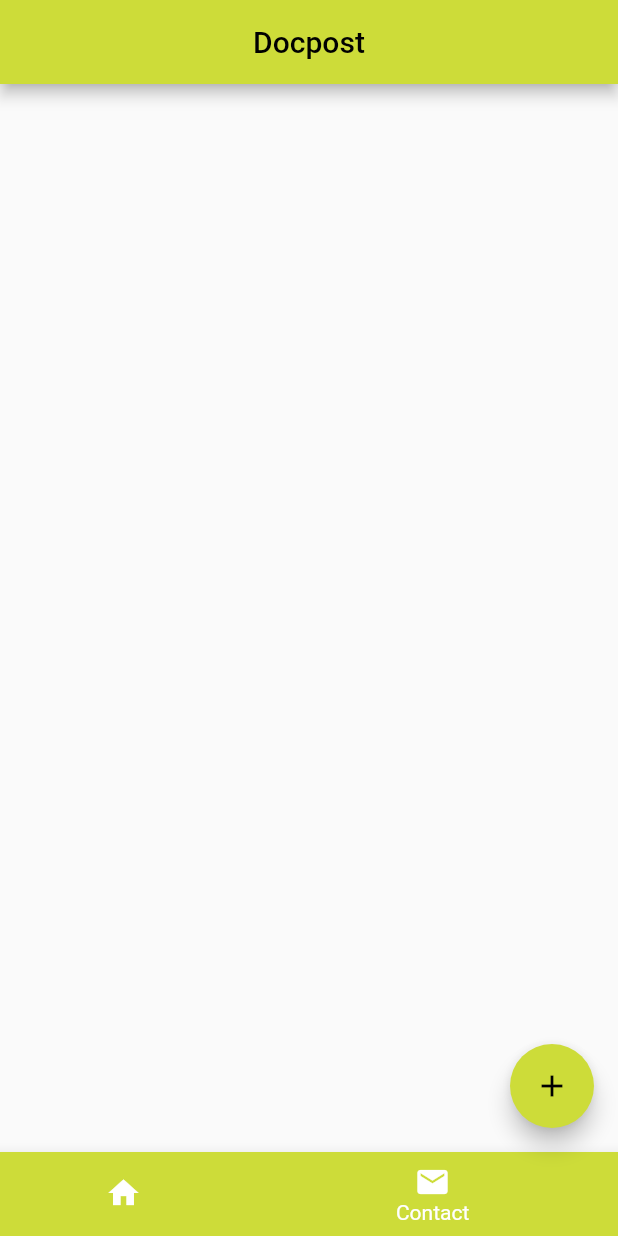
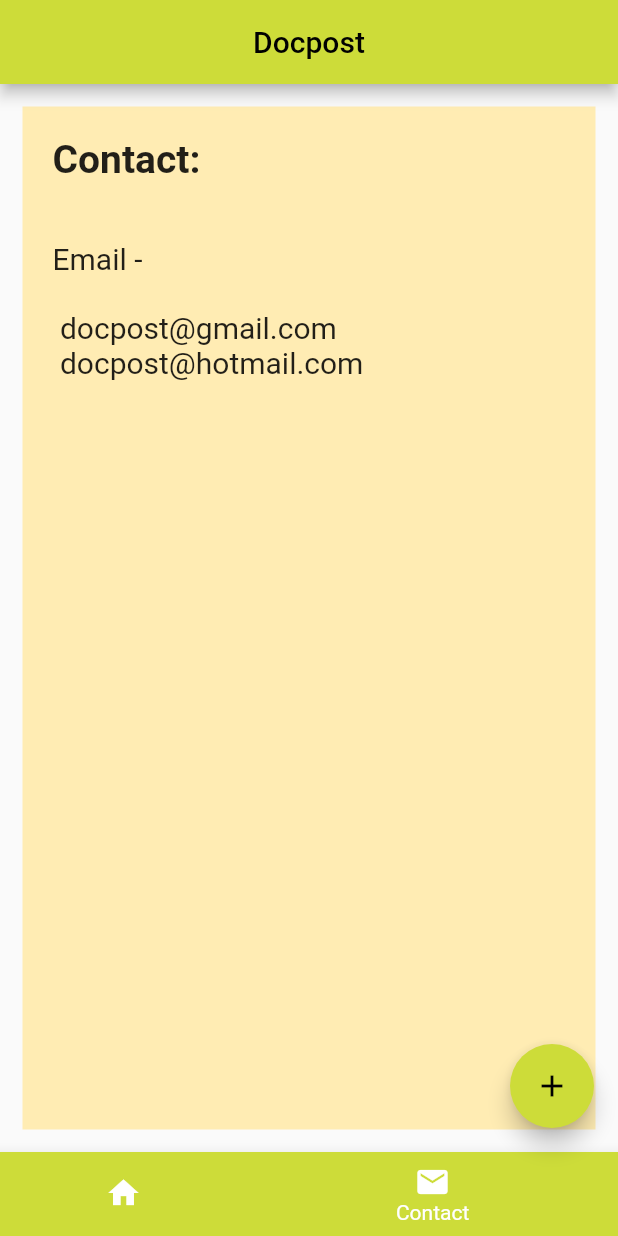
Before and after one commit to nichapap/docpost, a Flutter app: the screen it shows after launch, item 2 of the bottom bar chosen, on a phone screen of 412 x 824 dp. Run offline on Flutter 3.47's test engine with Material 2 defaults, Android fonts, the phone set to English and light mode, and no system bars.

Commit message:
Add contact page (#1)

```diff
--- /dev/null
+++ b/lib/contacts.dart
@@ -0,0 +1,42 @@
+import 'package:flutter/material.dart';
+
+class Contacts extends StatelessWidget {
+  const Contacts({Key? key}) : super(key: key);
+
+  @override
+  Widget build(BuildContext context) {
+    return MaterialApp(
+      home: Scaffold(
+        body: Padding(
+          padding: const EdgeInsets.all(15),
+          child: Container(
+            alignment: Alignment.topLeft,
+            color: Colors.amber.shade100,
+            // padding: EdgeInsets.all(20),
+            child: Column(
+              children: [
+                Container(
+                  alignment: Alignment.topLeft,
+                  padding: const EdgeInsets.all(20),
+                  child: const Text(
+                    'Contact:',
+                    style: TextStyle(fontSize: 26, fontWeight: FontWeight.bold),
+                  ),
+                ),
+                Container(
+                  alignment: Alignment.topLeft,
+                  padding: const EdgeInsets.all(20),
+                  child: const Text(
+                  'Email - \n\n docpost@gmail.com \n docpost@hotmail.com',
+                  style: TextStyle(fontSize: 20),
+                  ),
+
+                ),
+              ],
+            ),
+          ),
+        ),
+      ),
+    );
+  }
+}
--- a/lib/main.dart
+++ b/lib/main.dart
@@ -1,5 +1,6 @@
 import 'package:flutter/material.dart';
 import 'emptyScreen.dart';
+import 'contacts.dart';
 
 void main() {
   runApp(const MyApp());
@@ -33,7 +34,7 @@
   int _currentIndex = 0;
   final screens = [
     const EmptyScreen(title: 'EmptyScreen'),
-    const EmptyScreen(title: 'EmptyScreen'),
+    const Contacts(),
   ];
 
   @override
@@ -43,11 +44,7 @@
         centerTitle: true,
         title: Text(widget.title),
       ),
-      body: Center(
-        child: Column(
-          mainAxisAlignment: MainAxisAlignment.center,
-        ),
-      ),
+      body: screens[_currentIndex],
       floatingActionButton: FloatingActionButton(
         onPressed: () {},
         tooltip: 'Increment',
```
